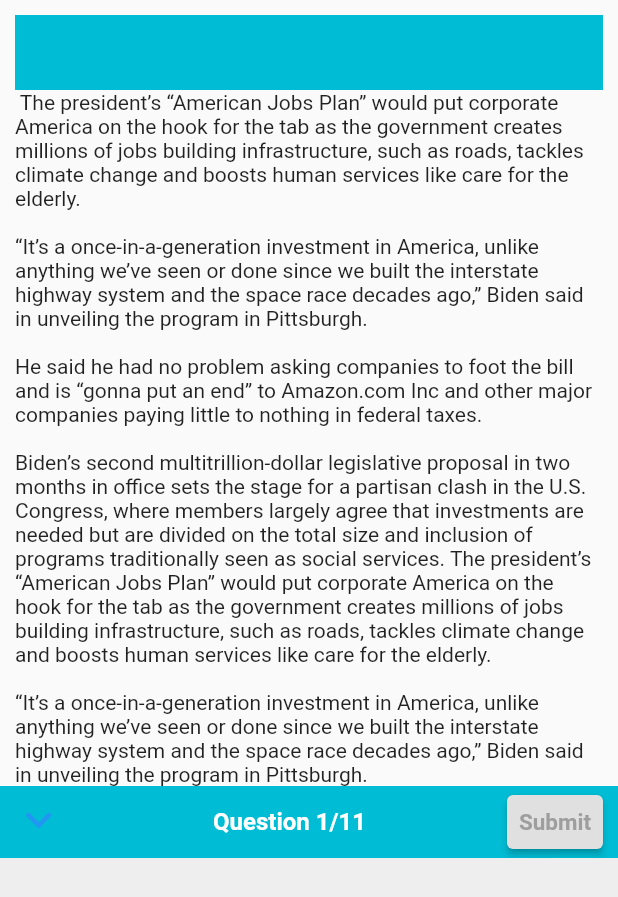
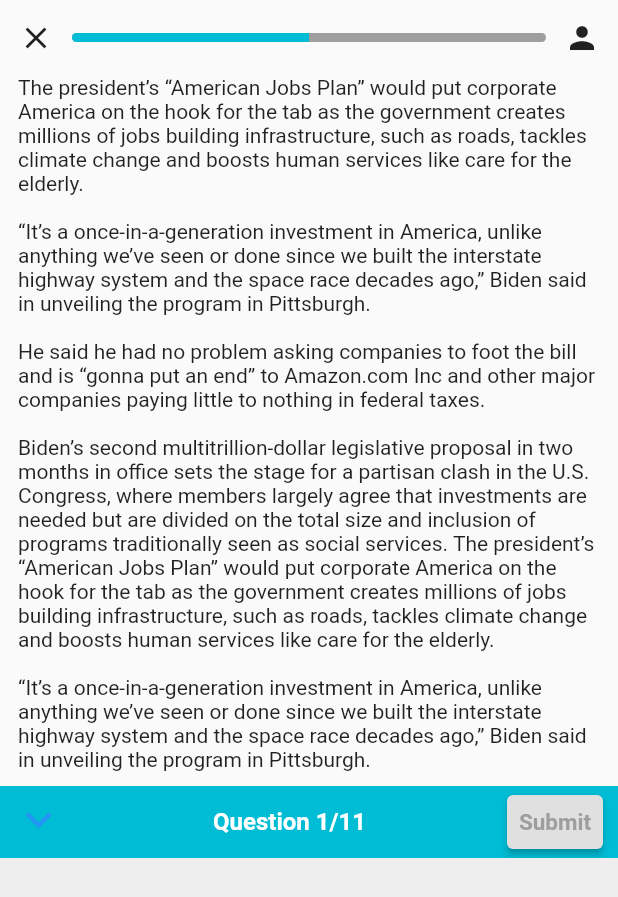
Before and after one commit to entest-hai/flutter_ielts, a Flutter app: the screen it shows after launch, on a phone screen of 412 x 824 dp. Shown: the top 897 px of the screen. Run offline on Flutter 3.47's test engine with Material 2 defaults, Android fonts, the light colour scheme and no system bars; our stand-ins replace carousel_slider, flutter_bloc.

Commit message:
update progressbar reading with padding

```diff
--- a/lib/reading_app.dart
+++ b/lib/reading_app.dart
@@ -10,22 +10,47 @@ class ReadingApp extends StatelessWidget {
         body: SafeArea(
           child: Stack(
             children: [
-              Padding(
-                padding: const EdgeInsets.all(10.0),
-                child: Column(
+              Column(
                 children: [
                   Container(
-                      color: Colors.cyan,
+                    color: Colors.cyan.withOpacity(0.0),
                     height: 50,
+                    child: Row(
+                      children: [
+                        IconButton(
+                            icon: Icon(Icons.close),
+                            onPressed: () {
+                              Navigator.pop(context);
+                            }),
+                        Expanded(
+                          child: Container(
+                            child: ClipRRect(
+                              borderRadius:
+                                  BorderRadius.all(Radius.circular(10)),
+                              child: LinearProgressIndicator(
+                                backgroundColor: Colors.grey,
+                                valueColor: new AlwaysStoppedAnimation<Color>(
+                                    Colors.cyan),
+                                value: 0.5,
+                                minHeight: 6,
+                              ),
+                            ),
+                          ),
+                        ),
+                        IconButton(icon: Icon(Icons.person), onPressed: () {})
+                      ],
+                    ),
                   ),
                   Expanded(
+                      child: Padding(
+                    padding: const EdgeInsets.only(left: 12, right: 12),
                     child: SingleChildScrollView(
                       child: Center(
                         child: Text(readingcontent),
                       ),
+                    ),
                   ))
                 ],
-                ),
               ),
               Positioned(
                 bottom: 0,
--- a/lib/reading_content.dart
+++ b/lib/reading_content.dart
@@ -1,5 +1,5 @@
 const readingcontent =
-    """ The president’s “American Jobs Plan” would put corporate America on the hook for the tab as the government creates millions of jobs building infrastructure, such as roads, tackles climate change and boosts human services like care for the elderly.
+    """The president’s “American Jobs Plan” would put corporate America on the hook for the tab as the government creates millions of jobs building infrastructure, such as roads, tackles climate change and boosts human services like care for the elderly.
 
 “It’s a once-in-a-generation investment in America, unlike anything we’ve seen or done since we built the interstate highway system and the space race decades ago,” Biden said in unveiling the program in Pittsburgh.
 
```
Lines whose indentation alone changed are shown as unchanged.
